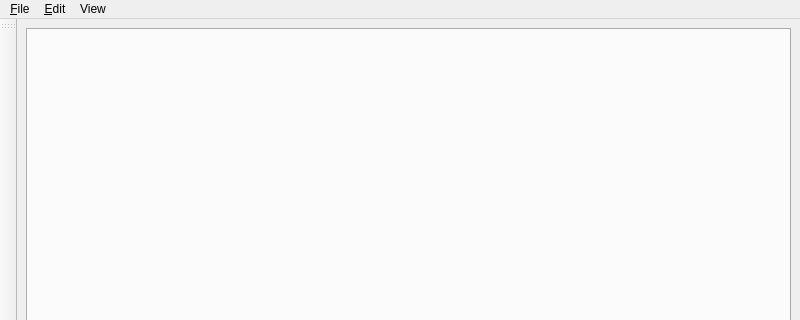
First picture: the form in UI/porque.ui, repository textbrowser/wise, before the edit; both pictures show x 0 to 800 and y 0 to 320 of the 800 by 600 pixel window.
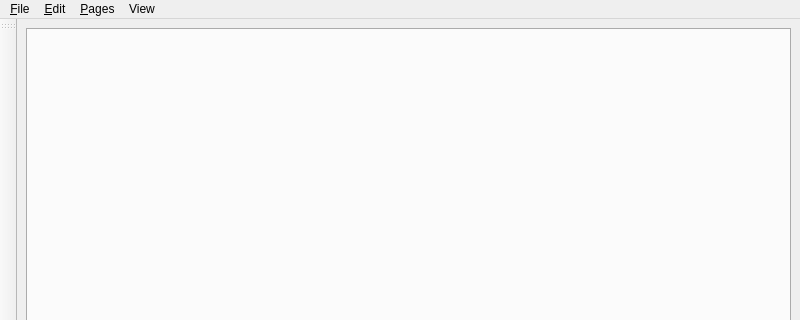
Second picture: the form after the edit. Custom widgets are drawn as their Qt base class.

Commit message: Select page.

The edit to the form file:
```diff
--- a/UI/porque.ui
+++ b/UI/porque.ui
@@ -37,7 +37,7 @@
     <addaction name="separator"/>
     <addaction name="action_Quit"/>
    </widget>
-   <widget class="QMenu" name="menuView">
+   <widget class="QMenu" name="menu_View">
     <property name="title">
      <string>View</string>
     </property>
@@ -49,9 +49,15 @@
     </property>
     <addaction name="action_Settings"/>
    </widget>
+   <widget class="QMenu" name="menu_Pages">
+    <property name="title">
+     <string>&amp;Pages</string>
+    </property>
+   </widget>
    <addaction name="menu_File"/>
    <addaction name="menu_Edit"/>
-   <addaction name="menuView"/>
+   <addaction name="menu_Pages"/>
+   <addaction name="menu_View"/>
   </widget>
   <widget class="QStatusBar" name="status_bar"/>
   <widget class="QToolBar" name="tool_bar">
```
The commit also changes 5 other files.
